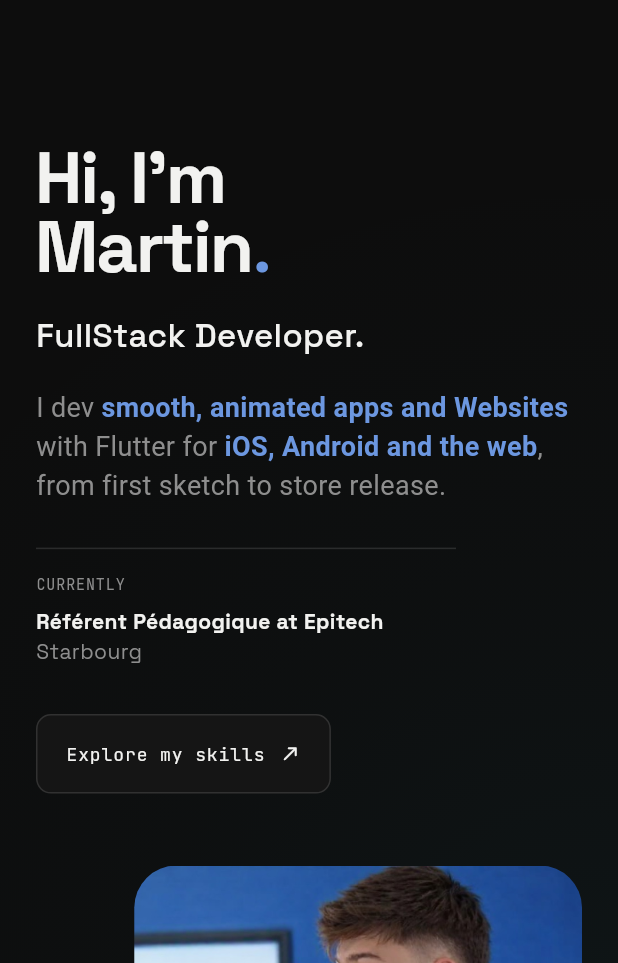
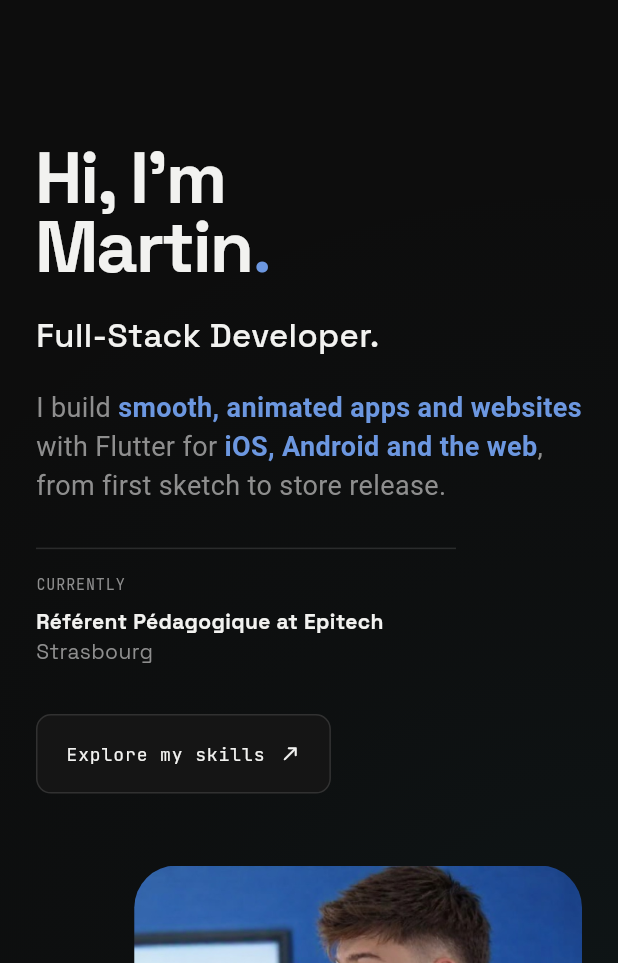
Before and after one commit to MartinVermel/interactive_resume, a Flutter app: the screen it shows after launch, scrolled down 576 dp, on a phone screen of 412 x 824 dp, the part 273-1236 px from its top. Run offline on Flutter 3.47's test engine with Material 3 defaults, Android fonts, the phone set to English and light mode, and no system bars; drawn by our look-alikes of flutter_animate; our stand-ins replace material_ui.

Commit message:
Polish profile wording, fix Strasbourg typo
Co-Authored-By: Claude Opus 5.5 <noreply@anthropic.com>

```diff
--- a/lib/data/profile.dart
+++ b/lib/data/profile.dart
@@ -1,7 +1,7 @@
 class Profile {
   static const firstName = 'Martin';
   static const name = 'Martin Vermel';
-  static const title = 'FullStack Developer';
+  static const title = 'Full-Stack Developer';
 
   // --- Intro (giant title at the top) ---------------------------------------
   static const introLines = ['FLUTTER', 'DEVELOPER'];
@@ -12,12 +12,12 @@ class Profile {
 
   /// Wrap words in **double stars** to make them bold/white.
   static const tagline =
-      'I dev **smooth, animated apps and Websites** with Flutter for **iOS, Android '
+      'I build **smooth, animated apps and websites** with Flutter for **iOS, Android '
       'and the web**, from first sketch to store release.';
 
   static const currentlyLabel = 'CURRENTLY';
   static const currentlyLine1 = 'Référent Pédagogique at Epitech';
-  static const currentlyLine2 = 'Starbourg';
+  static const currentlyLine2 = 'Strasbourg';
 
   /// Drop your pictures in assets/images/ with these names (or change paths).
   /// Shown in full color.
```
